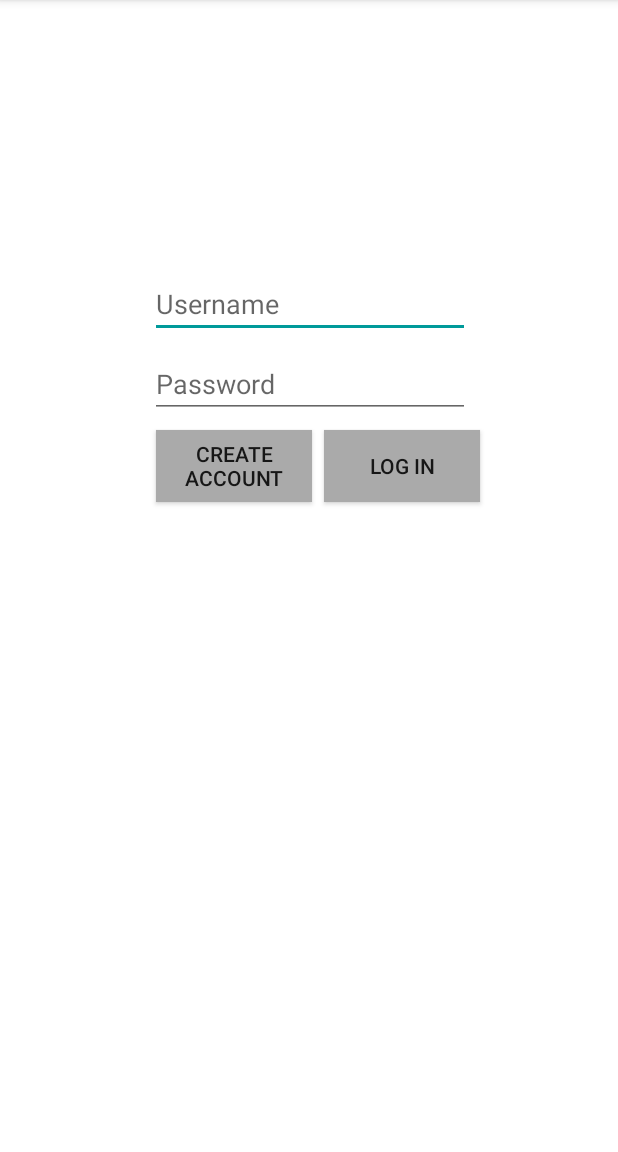
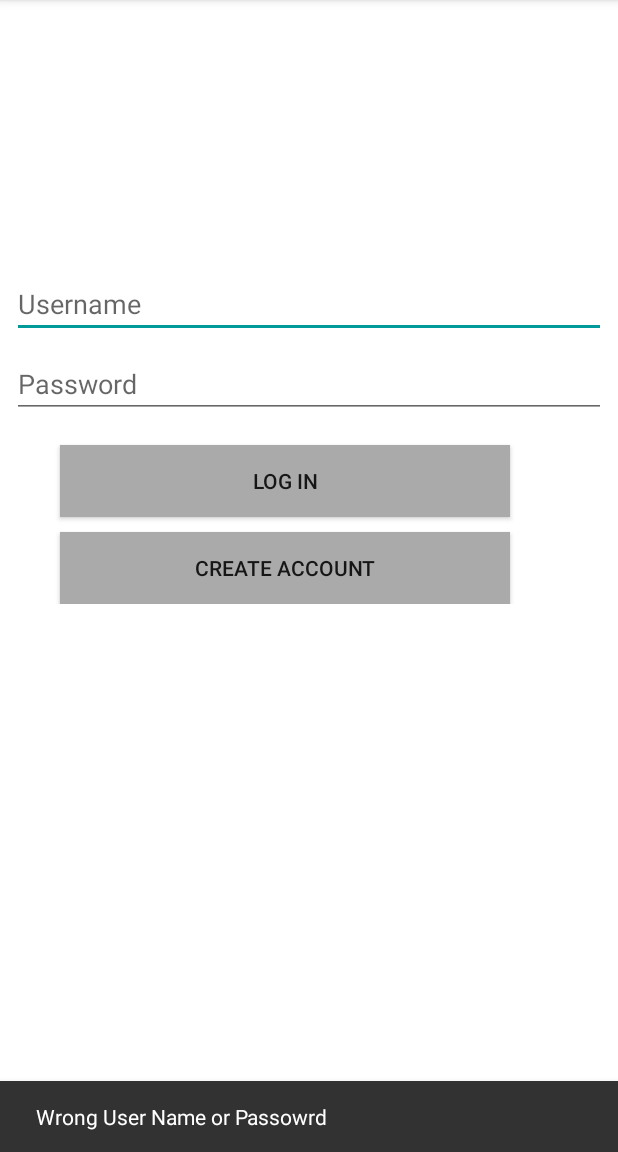
Before and after one commit to CS3398-Chicago-Bears/CS3398-Chicago-Bears-S2018, an Android app: the screen it shows after launch (MainActivity), after a tap on "LOG IN", on a phone screen of 412 x 824 dp, the part 84-1236 px from its top. Run offline under Robolectric (Android 15) with nearby library versions, the light colour scheme and no system bars.

Commit message:
Error fix

```diff
--- a/app/src/main/res/layout/activity_create_account.xml
+++ b/app/src/main/res/layout/activity_create_account.xml
@@ -15,8 +15,8 @@
         android:layout_marginStart="8dp"
         android:layout_marginTop="8dp"
         android:ems="10"
+        android:hint="User Name"
         android:inputType="textPersonName"
-        android:text="User Name"
         app:layout_constraintBottom_toBottomOf="parent"
         app:layout_constraintEnd_toEndOf="parent"
         app:layout_constraintHorizontal_bias="0.176"
@@ -33,8 +33,8 @@
         android:layout_marginStart="8dp"
         android:layout_marginTop="8dp"
         android:ems="10"
+        android:hint="Password"
         android:inputType="textPersonName"
-        android:text="Password"
         app:layout_constraintBottom_toBottomOf="parent"
         app:layout_constraintEnd_toEndOf="parent"
         app:layout_constraintHorizontal_bias="0.176"
--- a/app/src/main/res/layout/activity_main.xml
+++ b/app/src/main/res/layout/activity_main.xml
@@ -1,15 +1,21 @@
 <?xml version="1.0" encoding="utf-8"?>
-<android.support.constraint.ConstraintLayout xmlns:android="http://schemas.android.com/apk/res/android"
+<android.support.v4.widget.NestedScrollView xmlns:android="http://schemas.android.com/apk/res/android"
     xmlns:app="http://schemas.android.com/apk/res-auto"
     xmlns:tools="http://schemas.android.com/tools"
+    android:id="@+id/nestedScrollView"
     android:layout_width="match_parent"
     android:layout_height="match_parent"
     android:background="@android:color/background_light"
     tools:context="com.cs3398.sportsapp.View.MainActivity">
 
+    <android.support.v7.widget.LinearLayoutCompat
+        android:layout_width="match_parent"
+        android:layout_height="match_parent"
+        android:orientation="vertical">
+
         <EditText
             android:id="@+id/etUserName"
-        android:layout_width="wrap_content"
+            android:layout_width="match_parent"
             android:layout_height="wrap_content"
             android:layout_marginEnd="8dp"
             android:layout_marginStart="8dp"
@@ -24,7 +30,7 @@
 
         <EditText
             android:id="@+id/etPassword"
-        android:layout_width="wrap_content"
+            android:layout_width="match_parent"
             android:layout_height="wrap_content"
             android:layout_marginBottom="8dp"
             android:layout_marginEnd="8dp"
@@ -40,14 +46,13 @@
             app:layout_constraintTop_toBottomOf="@+id/etUserName"
             app:layout_constraintVertical_bias="0.0" />
 
-    <Button
+        <android.support.v7.widget.AppCompatButton
             android:id="@+id/login"
-        android:layout_width="104dp"
+            android:layout_width="300dp"
             android:layout_height="wrap_content"
-        android:layout_marginBottom="8dp"
-        android:layout_marginEnd="8dp"
-        android:layout_marginStart="8dp"
-        android:layout_marginTop="8dp"
+            android:layout_marginLeft="40dp"
+            android:layout_marginRight="40dp"
+            android:layout_marginTop="10dp"
             android:background="@android:color/darker_gray"
             android:text="Log In"
             android:textColorLink="@android:color/black"
@@ -58,14 +63,13 @@
             app:layout_constraintTop_toBottomOf="@+id/etPassword"
             app:layout_constraintVertical_bias="0.0" />
 
-    <Button
+        <android.support.v7.widget.AppCompatButton
             android:id="@+id/newAccount"
-        android:layout_width="104dp"
+            android:layout_width="300dp"
             android:layout_height="wrap_content"
-        android:layout_marginBottom="8dp"
-        android:layout_marginEnd="8dp"
-        android:layout_marginStart="8dp"
-        android:layout_marginTop="8dp"
+            android:layout_marginLeft="40dp"
+            android:layout_marginRight="40dp"
+            android:layout_marginTop="10dp"
             android:background="@android:color/darker_gray"
             android:text="Create Account"
             app:layout_constraintBottom_toBottomOf="parent"
@@ -74,5 +78,5 @@
             app:layout_constraintStart_toStartOf="parent"
             app:layout_constraintTop_toBottomOf="@+id/etPassword"
             app:layout_constraintVertical_bias="0.0" />
-
-</android.support.constraint.ConstraintLayout>
+    </android.support.v7.widget.LinearLayoutCompat>
+</android.support.v4.widget.NestedScrollView>
--- a/app/src/main/res/values/strings.xml
+++ b/app/src/main/res/values/strings.xml
@@ -7,5 +7,5 @@
     <string name="completed">Completed</string>
     <string name="back">Back</string>
     <string name="add_names">Please enter player\'s name. Only one name per line.</string>
-    <string name="title_activity_maps">Map</string>
+    <string name="error_valid_name_password">Wrong User Name or Passowrd</string>
 </resources>
```
Also changed, not shown: app/src/main/res/layout/activity_profile.xml (added, +25 -0 lines). Lines whose indentation alone changed are shown as unchanged.
